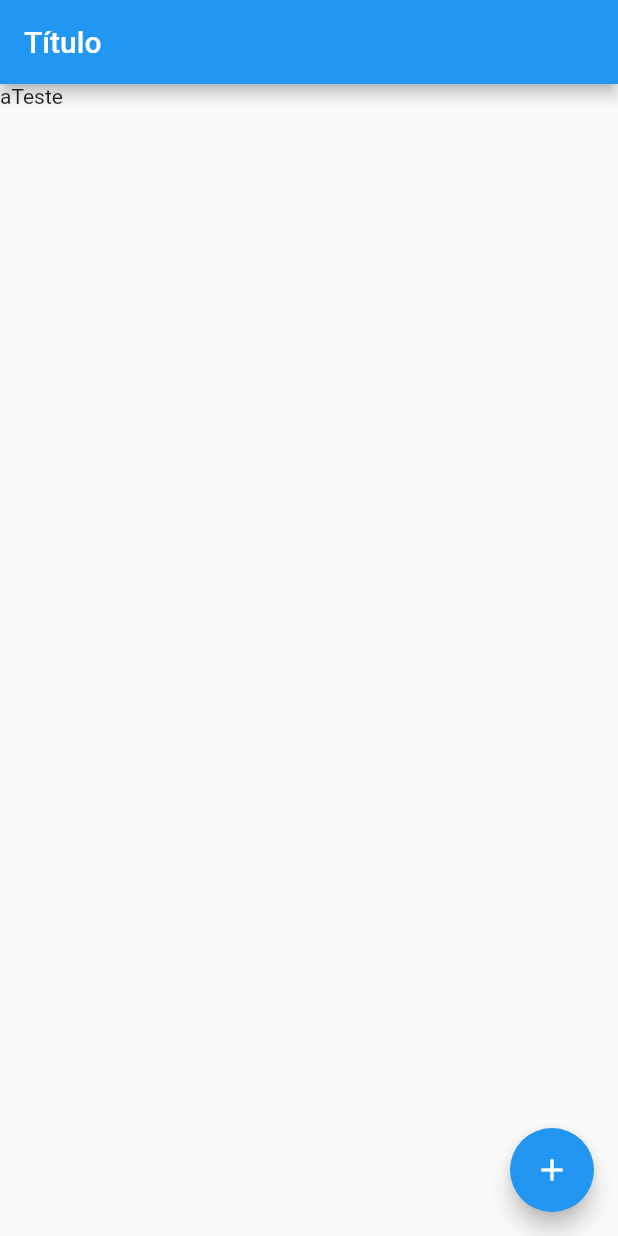
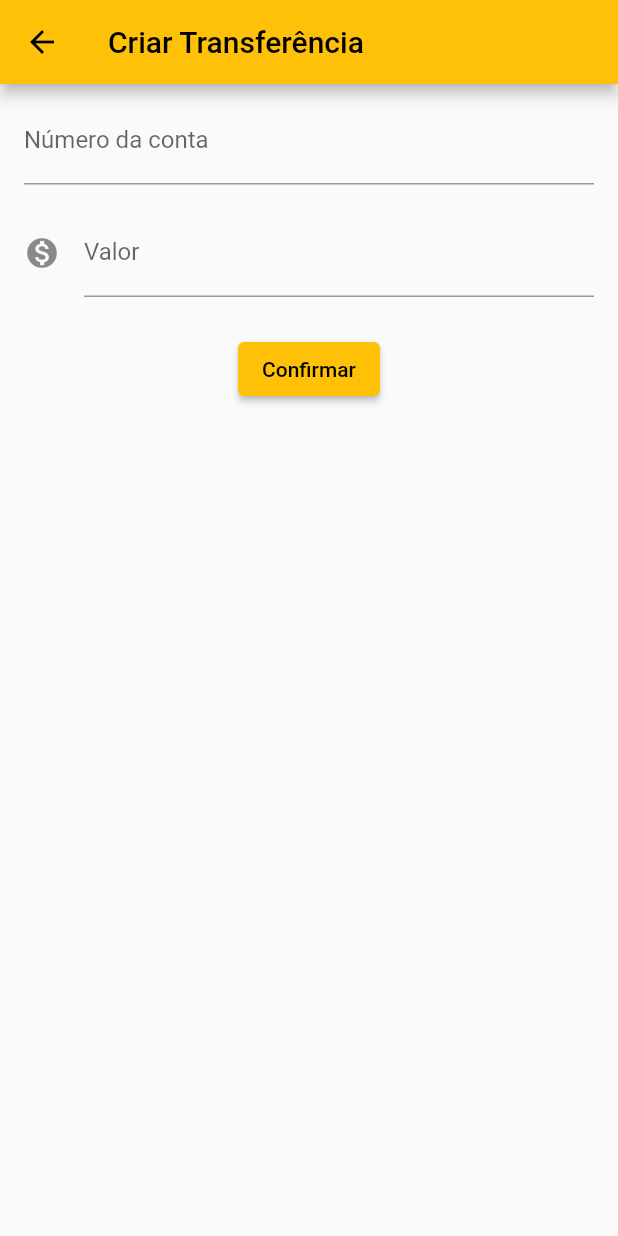
Before and after one commit to Jack-antunes-01/FirstFlutterProject, a Flutter app: the screen it shows after launch, after a tap on the "add" icon, on a phone screen of 412 x 824 dp. Run offline on Flutter 3.47's test engine with Material 2 defaults, Android fonts, the phone set to English and light mode, and no system bars.

Commit message:
Organinization and refactoring / end project

```diff
--- /dev/null
+++ b/lib/components/text_input.dart
@@ -0,0 +1,35 @@
+import 'package:flutter/material.dart';
+
+class TextInput extends StatelessWidget {
+  final TextEditingController controller;
+  final String labelText;
+  final String placeholder;
+  final IconData? icon;
+
+  const TextInput({
+    Key? key,
+    required this.controller,
+    required this.labelText,
+    required this.placeholder,
+    this.icon,
+  }) : super(key: key);
+
+  @override
+  Widget build(BuildContext context) {
+    return Padding(
+      padding: const EdgeInsets.symmetric(horizontal: 16.0, vertical: 8.0),
+      child: TextField(
+        controller: controller,
+        style: const TextStyle(
+          fontSize: 16.0,
+        ),
+        decoration: InputDecoration(
+          labelText: labelText,
+          hintText: placeholder,
+          icon: icon != null ? Icon(icon) : null,
+        ),
+        keyboardType: TextInputType.number,
+      ),
+    );
+  }
+}
--- a/lib/main.dart
+++ b/lib/main.dart
@@ -1,16 +1,22 @@
-import 'dart:developer';
-import 'dart:html';
-
+import 'package:bytebank/screens/transference/list.dart';
 import 'package:flutter/material.dart';
 
-void main() => runApp(MaterialApp(
-        home: Scaffold(
-      appBar: AppBar(
-        title: const Text("Título"),
+void main() => runApp(const BytebankApp());
+
+class BytebankApp extends StatelessWidget {
+  const BytebankApp({Key? key}) : super(key: key);
+
+  @override
+  Widget build(BuildContext context) {
+    return MaterialApp(
+      theme: ThemeData(
+        colorScheme: ColorScheme.fromSwatch(
+          primarySwatch: Colors.amber,
+        ).copyWith(
+          secondary: Colors.amber[400],
+        ),
       ),
-      body: Text("aTeste"),
-      floatingActionButton: FloatingActionButton(
-        child: const Icon(Icons.add),
-        onPressed: () => log("Transferências"),
-      ),
-    )));
+      home: TransferenceList(),
+    );
+  }
+}
--- /dev/null
+++ b/lib/models/transference.dart
@@ -0,0 +1,14 @@
+class Transference {
+  final double value;
+  final int accountNumber;
+
+  Transference(
+    this.value,
+    this.accountNumber,
+  );
+
+  @override
+  String toString() {
+    return 'Transference { accountNumber: $accountNumber, value: $value }';
+  }
+}
--- /dev/null
+++ b/lib/screens/transference/form.dart
@@ -0,0 +1,70 @@
+import 'package:bytebank/components/text_input.dart';
+import 'package:bytebank/models/transference.dart';
+import 'package:flutter/material.dart';
+
+const _appBarTitle = "Criar Transferência";
+const _labelAccountNumber = "Número da conta";
+const _placeholderAccountNumber = "0000";
+const _labelValue = "Valor";
+const _placeholderValue = "0.00";
+const _textConfirmButton = "Confirmar";
+
+class TransferenceForm extends StatefulWidget {
+  const TransferenceForm({Key? key}) : super(key: key);
+
+  @override
+  State<StatefulWidget> createState() {
+    return TransferenceFormState();
+  }
+}
+
+class TransferenceFormState extends State<TransferenceForm> {
+  final TextEditingController _controllerAccountNumber =
+      TextEditingController();
+  final TextEditingController _controllerValue = TextEditingController();
+
+  void _createTransference(BuildContext context) {
+    final int? accountNumber = int.tryParse(_controllerAccountNumber.text);
+    final double? value = double.tryParse(_controllerValue.text);
+
+    if (accountNumber != null && value != null) {
+      final transferenceCreated = Transference(value, accountNumber);
+      Navigator.pop(context, transferenceCreated);
+    }
+  }
+
+  @override
+  Widget build(BuildContext context) {
+    return Scaffold(
+      appBar: AppBar(
+        title: const Text(
+          _appBarTitle,
+        ),
+      ),
+      body: SingleChildScrollView(
+        child: Column(
+          children: <Widget>[
+            TextInput(
+              controller: _controllerAccountNumber,
+              placeholder: _placeholderAccountNumber,
+              labelText: _labelAccountNumber,
+            ),
+            TextInput(
+              controller: _controllerValue,
+              placeholder: _placeholderValue,
+              labelText: _labelValue,
+              icon: Icons.monetization_on,
+            ),
+            Padding(
+              padding: const EdgeInsets.all(16.0),
+              child: ElevatedButton(
+                child: const Text(_textConfirmButton),
+                onPressed: () => _createTransference(context),
+              ),
+            )
+          ],
+        ),
+      ),
+    );
+  }
+}
--- /dev/null
+++ b/lib/screens/transference/list.dart
@@ -0,0 +1,65 @@
+import 'package:bytebank/models/transference.dart';
+import 'package:bytebank/screens/transference/form.dart';
+import 'package:flutter/material.dart';
+
+const _appBarTitle = "Transferências";
+
+class TransferenceList extends StatefulWidget {
+  TransferenceList({Key? key}) : super(key: key);
+
+  final List<Transference> _transferenceList = <Transference>[];
+
+  @override
+  State<StatefulWidget> createState() {
+    return TransferenceListState();
+  }
+}
+
+class TransferenceListState extends State<TransferenceList> {
+  @override
+  Widget build(BuildContext context) {
+    return Scaffold(
+      appBar: AppBar(
+        title: const Text(_appBarTitle),
+      ),
+      body: ListView.builder(
+        itemCount: widget._transferenceList.length,
+        itemBuilder: (context, index) {
+          final transference = widget._transferenceList[index];
+          return TransferenceItem(transference);
+        },
+      ),
+      floatingActionButton: FloatingActionButton(
+        child: const Icon(Icons.add),
+        onPressed: () {
+          Navigator.push(context, MaterialPageRoute(builder: (context) {
+            return const TransferenceForm();
+          })).then((transference) => _update(transference));
+        },
+      ),
+    );
+  }
+
+  void _update(Transference? transference) {
+    if (transference != null) {
+      setState(() => widget._transferenceList.add(transference));
+    }
+  }
+}
+
+class TransferenceItem extends StatelessWidget {
+  final Transference _transference;
+
+  const TransferenceItem(this._transference, {Key? key}) : super(key: key);
+
+  @override
+  Widget build(BuildContext context) {
+    return Card(
+      child: ListTile(
+        leading: const Icon(Icons.monetization_on),
+        title: Text(_transference.value.toString()),
+        subtitle: Text(_transference.accountNumber.toString()),
+      ),
+    );
+  }
+}
```
